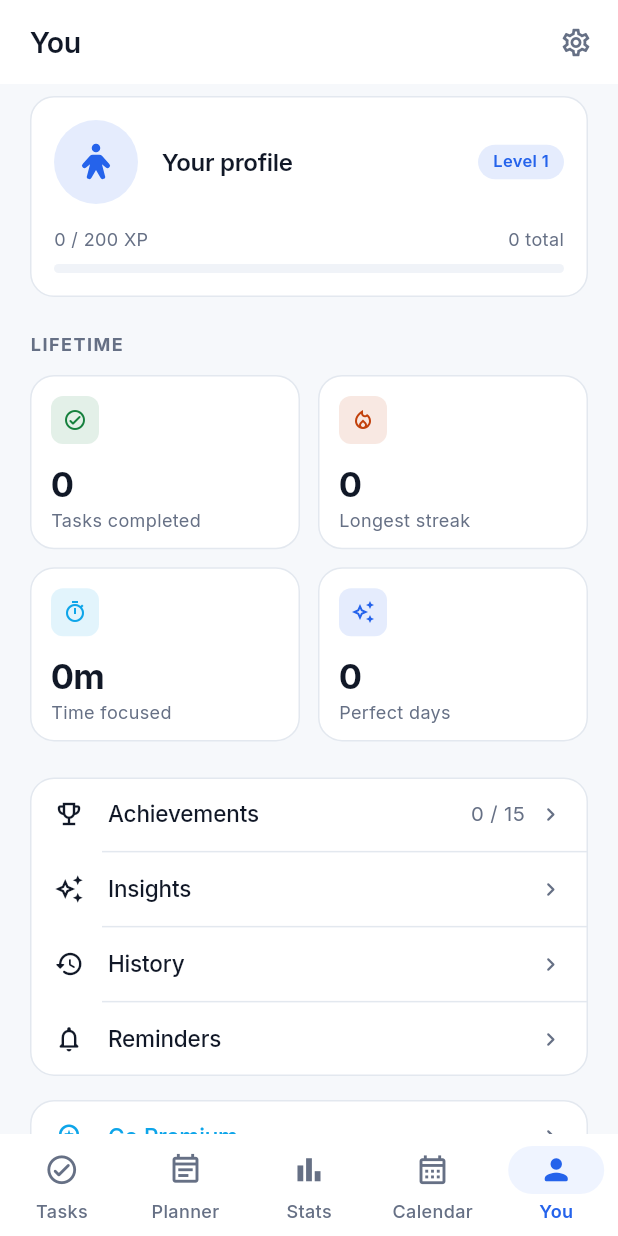
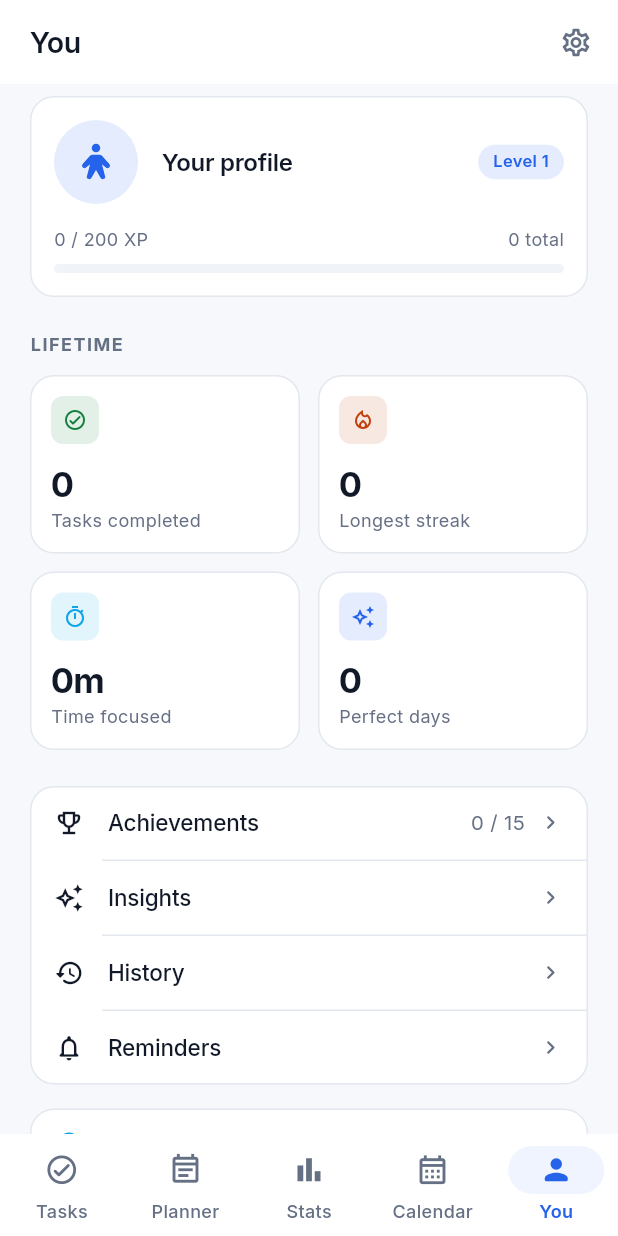
Before and after one commit to rishithamenush/vynqix, a Flutter app: the ProfileScreen screen opened by its route, on a phone screen of 412 x 824 dp. Run offline on Flutter 3.47's test engine with Material 3 defaults, Android fonts, the light colour scheme and no system bars; our stand-ins replace fl_chart, flutter_riverpod, go_router, phosphor_flutter, sqflite, sqflite_common_ffi; accounts and stored records are empty.

Commit message:
Summarize the UI changes and technical refactoring in the `Profile` and `Analytics` screens, focusing on the introduction of a more robust grid system for statistics.
- **Responsive Grid Refactoring**:
    - Replaced `GridView.count` with a custom `StatGrid` widget in both `ProfileScreen` and `AnalyticsScreen`.
    - `StatGrid` utilizes `IntrinsicHeight` and `Row` to ensure tiles in the same row share the same height, preventing content overflow issues caused by varied text lengths or system font scaling.
    - Standardized spacing and layout logic for statistic tiles across different device widths.

- **UI Component Improvements**:
    - Updated `StatTile` placement to use the new `StatGrid` for better text wrapping and accessibility support.
    - Applied consistent padding and alignment to the identity card and lifetime statistics section in `ProfileScreen`.
    - Refined the `AnalyticsScreen` to prevent cards from stretching into "letterbox" shapes on wider viewports.

- **Technical Clean-up**:
    - Standardized formatting and code style across `profile_screen.dart`, `analytics_screen.dart`, and `common.dart`.
    - Centralized stat layout logic into a reusable widget within `presentation/widgets/common.dart`.
    - Optimized imports to include `responsive.dart` for handling dynamic column counts.

```diff
--- a/lib/presentation/features/profile/profile_screen.dart
+++ b/lib/presentation/features/profile/profile_screen.dart
@@ -174,13 +174,7 @@ class ProfileScreen extends ConsumerWidget {
               ),
             ),
             const SizedBox(height: AppSpacing.md),
-          GridView.count(
-            crossAxisCount: context.statColumns,
-            shrinkWrap: true,
-            physics: const NeverScrollableScrollPhysics(),
-            mainAxisSpacing: AppSpacing.md,
-            crossAxisSpacing: AppSpacing.md,
-            childAspectRatio: context.isSmallPhone ? 1.4 : 1.55,
+            StatGrid(
               children: [
                 StatTile(
                   value: '${stats?.totalCompleted ?? 0}',
@@ -322,11 +316,7 @@ class _MenuItem extends StatelessWidget {
                 style: AppTypography.bodySmall.copyWith(color: colors.muted),
               ),
             const SizedBox(width: AppSpacing.sm),
-            Icon(
-              Icons.chevron_right_rounded,
-              size: 18,
-              color: colors.muted,
-            ),
+            Icon(Icons.chevron_right_rounded, size: 18, color: colors.muted),
           ],
         ),
       ),
--- a/lib/presentation/widgets/common.dart
+++ b/lib/presentation/widgets/common.dart
@@ -3,6 +3,7 @@ import 'package:flutter/material.dart';
 import '../../core/extensions/context_x.dart';
 import '../../core/theme/app_spacing.dart';
 import '../../core/theme/app_typography.dart';
+import '../../core/utils/responsive.dart';
 import 'app_card.dart';
 
 /// Section title with an optional trailing action, used above every list.
@@ -47,7 +48,9 @@ class SectionHeader extends StatelessWidget {
                   const SizedBox(height: AppSpacing.xxs),
                   Text(
                     subtitle!,
-                    style: AppTypography.bodySmall.copyWith(color: colors.muted),
+                    style: AppTypography.bodySmall.copyWith(
+                      color: colors.muted,
+                    ),
                   ),
                 ],
               ],
@@ -61,10 +64,13 @@ class SectionHeader extends StatelessWidget {
                 minimumSize: Size.zero,
                 tapTargetSize: MaterialTapTargetSize.shrinkWrap,
               ),
-              child: Text(actionLabel!, style: AppTypography.bodySmall.copyWith(
-                color: colors.primary,
-                fontWeight: FontWeight.w600,
-              )),
+              child: Text(
+                actionLabel!,
+                style: AppTypography.bodySmall.copyWith(
+                  color: colors.primary,
+                  fontWeight: FontWeight.w600,
+                ),
+              ),
             ),
         ],
       ),
@@ -106,7 +112,11 @@ class AppBadge extends StatelessWidget {
         mainAxisSize: MainAxisSize.min,
         children: [
           if (icon != null) ...[
-            Icon(icon, size: compact ? 11 : 13, color: filled ? Colors.white : tint),
+            Icon(
+              icon,
+              size: compact ? 11 : 13,
+              color: filled ? Colors.white : tint,
+            ),
             const SizedBox(width: AppSpacing.xs),
           ],
           Text(
@@ -161,11 +171,7 @@ class EmptyState extends StatelessWidget {
                 color: colors.primary.withValues(alpha: 0.10),
                 shape: BoxShape.circle,
               ),
-              child: Icon(
-                icon,
-                size: compact ? 27 : 35,
-                color: colors.primary,
-              ),
+              child: Icon(icon, size: compact ? 27 : 35, color: colors.primary),
             ),
             const SizedBox(height: AppSpacing.xl),
             Text(
@@ -183,9 +189,7 @@ class EmptyState extends StatelessWidget {
               const SizedBox(height: AppSpacing.xl),
               FilledButton(
                 onPressed: onAction,
-                style: FilledButton.styleFrom(
-                  minimumSize: const Size(180, 46),
-                ),
+                style: FilledButton.styleFrom(minimumSize: const Size(180, 46)),
                 child: Text(actionLabel!),
               ),
             ],
@@ -375,6 +379,55 @@ class StatTile extends StatelessWidget {
   }
 }
 
+/// Lays [StatTile]s out in rows of [ResponsiveContext.statColumns].
+///
+/// A `GridView` with a fixed `childAspectRatio` sets each tile's height from
+/// its width, so the moment the text gets taller than that guess — larger
+/// system font, a label that wraps to two lines, a narrow phone — the content
+/// overflows the tile. Here the row is as tall as its tallest tile and no
+/// taller.
+class StatGrid extends StatelessWidget {
+  const StatGrid({
+    super.key,
+    required this.children,
+    this.spacing = AppSpacing.md,
+  });
+
+  final List<Widget> children;
+  final double spacing;
+
+  @override
+  Widget build(BuildContext context) {
+    final columns = context.statColumns;
+    final rows = <Widget>[];
+
+    for (var start = 0; start < children.length; start += columns) {
+      if (rows.isNotEmpty) rows.add(SizedBox(height: spacing));
+      rows.add(
+        IntrinsicHeight(
+          child: Row(
+            crossAxisAlignment: CrossAxisAlignment.stretch,
+            children: [
+              for (var column = 0; column < columns; column++) ...[
+                if (column > 0) SizedBox(width: spacing),
+                Expanded(
+                  child: start + column < children.length
+                      // The trailing gaps in a short last row keep the tiles
+                      // the same width as the rows above.
+                      ? children[start + column]
+                      : const SizedBox.shrink(),
+                ),
+              ],
+            ],
+          ),
+        ),
+      );
+    }
+
+    return Column(mainAxisSize: MainAxisSize.min, children: rows);
+  }
+}
+
 /// Horizontal choice control used throughout the task editor and settings.
 class SegmentedSelector<T> extends StatelessWidget {
   const SegmentedSelector({
```
Also changed, not shown: lib/presentation/features/analytics/analytics_screen.dart (+7 -15 lines), 2 other files. Lines whose indentation alone changed are shown as unchanged.
